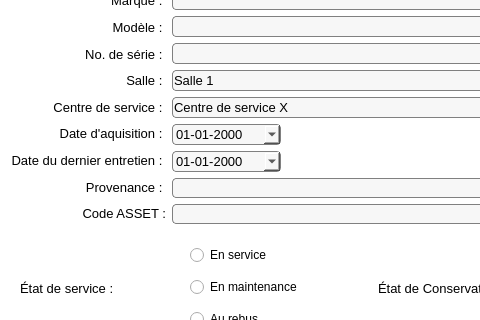
The window that Interface/FenetresEnUI/ModificationEquipement2.ui (ProjetPC2/SIMM2.0-DEV) describes before a commit, drawn with Qt 5; both pictures show x 0 to 480 and y 108 to 428 of the 1440 by 810 pixel window.
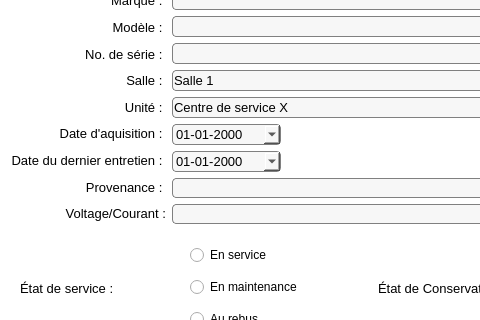
The same window after the commit. Icons and pictures are not drawn.

Commit message:
Centre de service/Code ASSET/Hopital St-Michel
J'ai modifié Centre de Service pour Unité, Code ASSET pour Voltage/Courant et Hopital Saint-Michel pour Hopital Universitaire Justinien dans toutes les fenêtres .ui. Je vais re-commit quand je les aurais transformer en .py

Diff of the .ui file:
```diff
--- a/Interface/FenetresEnUI/ModificationEquipement2.ui
+++ b/Interface/FenetresEnUI/ModificationEquipement2.ui
@@ -214,7 +214,7 @@
           <string notr="true">background: white;</string>
          </property>
          <property name="text">
-          <string>Centre de service : </string>
+          <string>Unité : </string>
          </property>
          <property name="alignment">
           <set>Qt::AlignRight|Qt::AlignTrailing|Qt::AlignVCenter</set>
@@ -283,7 +283,7 @@
           </font>
          </property>
          <property name="text">
-          <string>Code ASSET :</string>
+          <string>Voltage/Courant :</string>
          </property>
          <property name="alignment">
           <set>Qt::AlignRight|Qt::AlignTrailing|Qt::AlignVCenter</set>
```
The commit also changes 16 other files.
